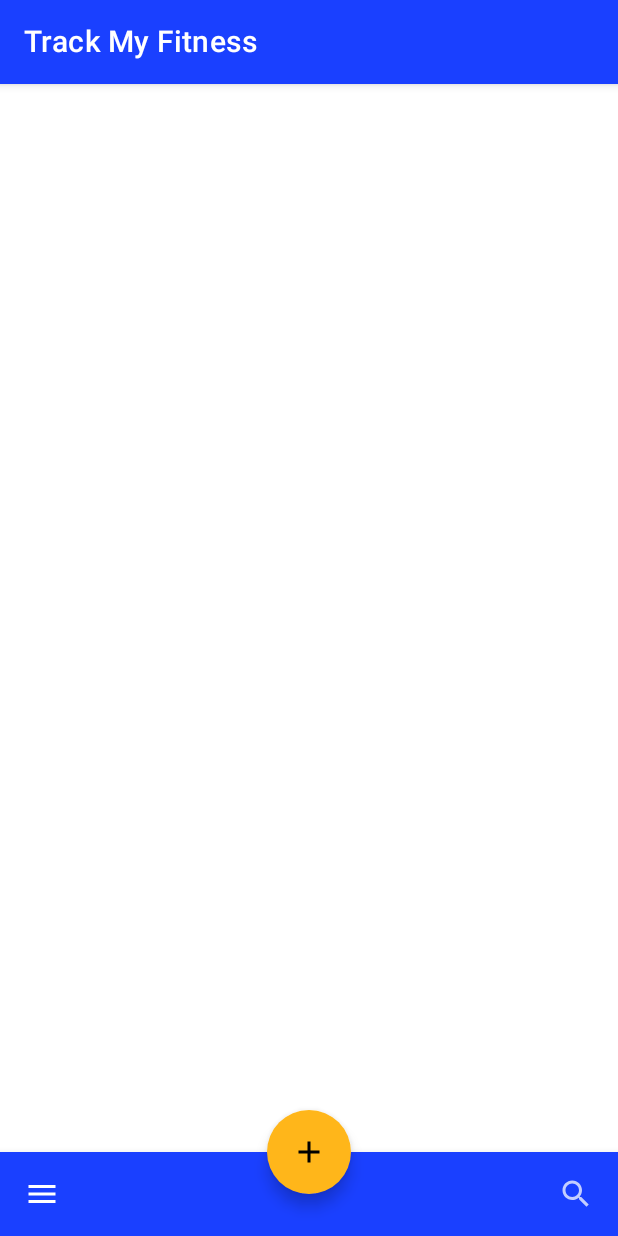
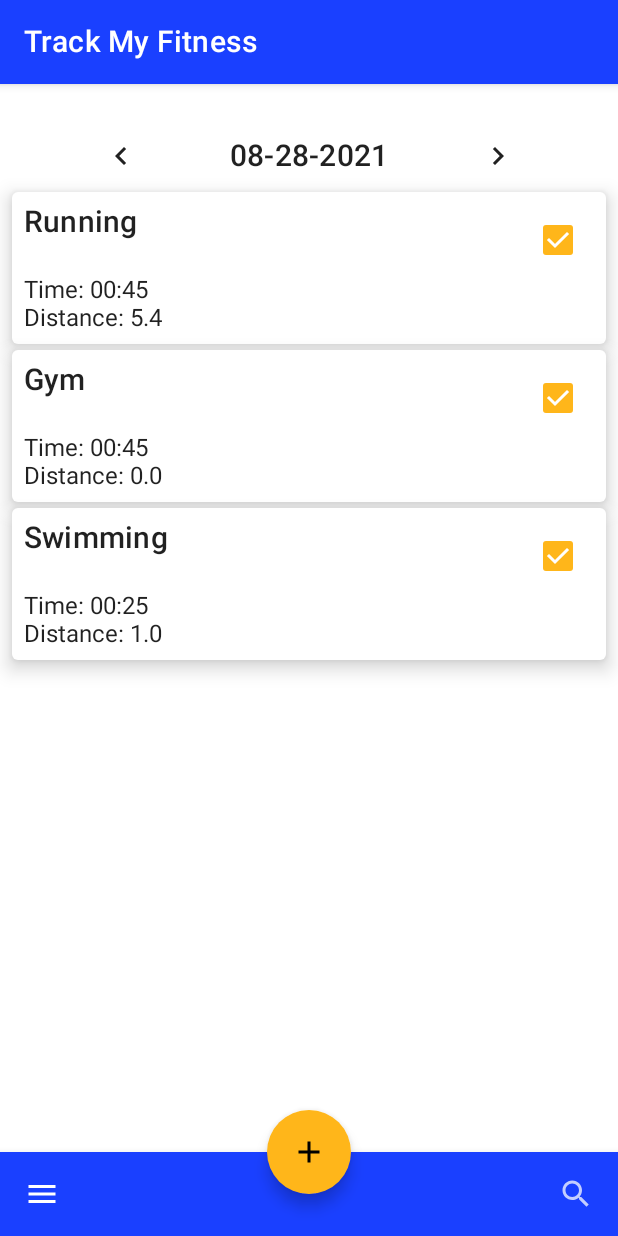
Before and after one commit to helloxmoto11/TrackMyFitness, an Android app built with Jetpack Compose: the screen it shows after launch (MainActivity), on a phone screen of 412 x 824 dp. Run offline under Robolectric (Android 15) with nearby library versions, the phone set to English and light mode, and no system bars; our stand-ins replace livedata-compose.

Commit message:
Added viewmodel amongst others..

```diff
--- a/app/build.gradle
+++ b/app/build.gradle
@@ -68,6 +68,9 @@ dependencies {
     androidTestImplementation "androidx.compose.ui:ui-test-junit4:$compose_version"
     debugImplementation "androidx.compose.ui:ui-tooling:$compose_version"
 
+    implementation "androidx.lifecycle:lifecycle-viewmodel-compose:1.0.0-alpha07"
+    implementation "androidx.compose.runtime:runtime-livedata:$compose_version"
+
     //Room
     implementation "androidx.room:room-runtime:$room_version"
     kapt "androidx.room:room-compiler:$room_version"
--- a/app/src/main/java/com/manuelcaravantes/trackmyfitness/MainActivity.kt
+++ b/app/src/main/java/com/manuelcaravantes/trackmyfitness/MainActivity.kt
@@ -4,6 +4,7 @@ import android.os.Bundle
 import androidx.activity.ComponentActivity
 import androidx.activity.compose.setContent
 import androidx.compose.foundation.layout.Spacer
+import androidx.compose.foundation.layout.padding
 import androidx.compose.material.*
 import androidx.compose.material.icons.Icons
 import androidx.compose.material.icons.filled.Add
@@ -14,11 +15,16 @@ import androidx.compose.runtime.CompositionLocalProvider
 import androidx.compose.runtime.rememberCoroutineScope
 import androidx.compose.ui.Modifier
 import androidx.compose.ui.tooling.preview.Preview
+import com.manuelcaravantes.trackmyfitness.ui.main.MainScreen
 import com.manuelcaravantes.trackmyfitness.ui.theme.TrackMyFitnessTheme
 import kotlinx.coroutines.CoroutineScope
 import kotlinx.coroutines.launch
 
 class MainActivity : ComponentActivity() {
+
+
+
+    @ExperimentalMaterialApi
     override fun onCreate(savedInstanceState: Bundle?) {
         super.onCreate(savedInstanceState)
         setContent {
@@ -33,6 +39,7 @@ class MainActivity : ComponentActivity() {
 }
 
 
+@ExperimentalMaterialApi
 @Composable
 fun MainLayout() {
     val scaffoldState = rememberScaffoldState()
@@ -46,7 +53,7 @@ fun MainLayout() {
         floatingActionButtonPosition = FabPosition.Center,
         drawerContent = {}
     ) {
-
+        MainScreen(Modifier.padding(it))
     }
 
 
@@ -87,6 +94,7 @@ fun Fab() {
     }
 }
 
+@ExperimentalMaterialApi
 @Preview
 @Composable
 fun PreviewMainLayout() {
--- /dev/null
+++ b/app/src/main/java/com/manuelcaravantes/trackmyfitness/TrackMyFitnessApp.kt
@@ -0,0 +1,8 @@
+package com.manuelcaravantes.trackmyfitness
+
+import android.app.Application
+
+class TrackMyFitnessApp : Application() {
+
+
+}
--- /dev/null
+++ b/app/src/main/java/com/manuelcaravantes/trackmyfitness/data/model/Workout.kt
@@ -0,0 +1,42 @@
+package com.manuelcaravantes.trackmyfitness.data.model
+
+data class Workout(
+    var id: Int = -1,
+    var name: String = "",
+    var time: String = "",
+    var distance: Float = 0f,
+    var details: String = ""
+)
+
+
+
+
+
+
+
+fun FakeWorkouts(): List<Workout> {
+    val w1 = Workout(
+        1,
+        "Running",
+        "00:45",
+        5.4f,
+        "Ran around the neighborhood."
+    )
+    val w2 = Workout(
+        2,
+        "Gym",
+        "00:45",
+        0f,
+        "Back and Biceps."
+    )
+    val w3 = Workout(
+        3,
+        "Swimming",
+        "00:25",
+        1f,
+        "Swam in the pool."
+    )
+    return listOf(
+        w1, w2, w3
+    )
+}
--- /dev/null
+++ b/app/src/main/java/com/manuelcaravantes/trackmyfitness/data/model/WorkoutDao.kt
@@ -0,0 +1,8 @@
+package com.manuelcaravantes.trackmyfitness.data.model
+
+interface WorkoutDao {
+
+    suspend fun getWorkouts()
+
+
+}
--- /dev/null
+++ b/app/src/main/java/com/manuelcaravantes/trackmyfitness/data/model/WorkoutRepository.kt
@@ -0,0 +1,14 @@
+package com.manuelcaravantes.trackmyfitness.data.model
+
+interface WorkoutRepository {
+
+    suspend fun getWorkouts(): List<Workout>
+}
+
+class FakeWorkoutRepository: WorkoutRepository {
+
+    override suspend fun getWorkouts(): List<Workout> {
+        return FakeWorkouts()
+    }
+
+}
--- a/app/src/main/java/com/manuelcaravantes/trackmyfitness/ui/MainScreen.kt
+++ /dev/null
@@ -1 +0,0 @@
-package com.manuelcaravantes.trackmyfitness.ui
--- /dev/null
+++ b/app/src/main/java/com/manuelcaravantes/trackmyfitness/ui/main/MainScreen.kt
@@ -0,0 +1,114 @@
+package com.manuelcaravantes.trackmyfitness.ui.main
+
+import androidx.compose.foundation.layout.*
+import androidx.compose.material.*
+import androidx.compose.material.icons.Icons
+import androidx.compose.material.icons.filled.KeyboardArrowLeft
+import androidx.compose.material.icons.filled.KeyboardArrowRight
+import androidx.compose.runtime.Composable
+import androidx.compose.runtime.livedata.observeAsState
+import androidx.compose.ui.Alignment
+import androidx.compose.ui.Modifier
+import androidx.compose.ui.text.style.TextAlign
+import androidx.compose.ui.tooling.preview.Preview
+import androidx.compose.ui.unit.dp
+import com.manuelcaravantes.trackmyfitness.data.model.Workout
+
+
+@ExperimentalMaterialApi
+@Composable
+fun MainScreen(
+    modifier: Modifier = Modifier,
+    viewModel: MainScreenViewModel = MainScreenViewModel()
+) {
+    val workouts = viewModel.workouts.observeAsState()
+    Column(
+        modifier
+            .fillMaxSize()
+            .padding(8.dp)
+    ) {
+        TodayRow()
+        workouts.value?.let {
+            for (workout in it) {
+                WorkoutCard(workout = workout)
+            }
+        }
+    }
+}
+
+
+@ExperimentalMaterialApi
+@Preview(showBackground = true)
+@Composable
+fun PreviewMainScreen() {
+    MainScreen()
+}
+
+
+//extract this card to be reusable. maybe keep in own file.
+
+@ExperimentalMaterialApi
+@Composable
+fun WorkoutCard(
+    workout: Workout
+) {
+    Card(
+        onClick = { /*TODO*/ },
+        modifier = Modifier.padding(bottom = 4.dp),
+        elevation = 8.dp
+    ) {
+        Column(
+            Modifier
+                .fillMaxWidth()
+                .padding(8.dp)
+        ) {
+            Row(Modifier.fillMaxWidth(),
+                horizontalArrangement = Arrangement.SpaceBetween
+            ) {
+                Text(text = workout.name,
+                    style = MaterialTheme.typography.h6
+                    )
+                Checkbox(
+                    checked = true,
+                    onCheckedChange = { /**DO SOMETHING HERE**/ }
+                )
+            }
+            Text(text = "Time: ${workout.time}")
+            Text(text = "Distance: ${workout.distance}")
+        }
+    }
+
+}
+
+@Composable
+fun TodayRow(
+    date: String = "08-28-2021",
+    onDateChange: () -> Unit = {}
+) {
+    Row(
+        horizontalArrangement = Arrangement.SpaceEvenly,
+        modifier = Modifier
+            .fillMaxWidth()
+            .padding(top = 16.dp)
+    ) {
+        IconButton(onClick = { /*TODO*/ }) {
+            Icon(imageVector = Icons.Default.KeyboardArrowLeft, contentDescription = null)
+        }
+        Text(
+            text = date,
+            textAlign = TextAlign.Center,
+            style = MaterialTheme.typography.h6,
+            modifier = Modifier.align(Alignment.CenterVertically)
+        )
+        IconButton(onClick = { /*TODO*/ }) {
+            Icon(imageVector = Icons.Default.KeyboardArrowRight, contentDescription = null)
+        }
+    }
+}
+
+@Preview(showBackground = true)
+@Composable
+fun PreviewTodayRow() {
+    TodayRow()
+
+}
--- /dev/null
+++ b/app/src/main/java/com/manuelcaravantes/trackmyfitness/ui/main/MainScreenViewModel.kt
@@ -0,0 +1,23 @@
+package com.manuelcaravantes.trackmyfitness.ui.main
+
+import androidx.lifecycle.LiveData
+import androidx.lifecycle.MutableLiveData
+import androidx.lifecycle.ViewModel
+import androidx.lifecycle.viewModelScope
+import com.manuelcaravantes.trackmyfitness.data.model.FakeWorkoutRepository
+import com.manuelcaravantes.trackmyfitness.data.model.Workout
+import kotlinx.coroutines.launch
+
+class MainScreenViewModel(
+    workoutRepository: FakeWorkoutRepository = FakeWorkoutRepository()
+) : ViewModel() {
+
+    val _workouts = MutableLiveData<List<Workout>>()
+    val workouts: LiveData<List<Workout>> get() = _workouts
+
+    init {
+        viewModelScope.launch {
+            _workouts.value = workoutRepository.getWorkouts()
+        }
+    }
+}
--- a/app/src/main/res/values/colors.xml
+++ b/app/src/main/res/values/colors.xml
@@ -7,4 +7,5 @@
     <color name="teal_700">#FF018786</color>
     <color name="black">#FF000000</color>
     <color name="white">#FFFFFFFF</color>
+    <color name="Blue_900">#FF0000CC</color>
 </resources>
--- a/app/src/main/res/values/themes.xml
+++ b/app/src/main/res/values/themes.xml
@@ -3,7 +3,7 @@
     <style name="Theme.TrackMyFitness" parent="Theme.MaterialComponents.DayNight.DarkActionBar">
         <!-- Primary brand color. -->
         <item name="colorPrimary">@color/purple_500</item>
-        <item name="colorPrimaryVariant">@color/purple_700</item>
+        <item name="colorPrimaryVariant">@color/Blue_900</item>
         <item name="colorOnPrimary">@color/white</item>
         <!-- Secondary brand color. -->
         <item name="colorSecondary">@color/teal_200</item>
```
